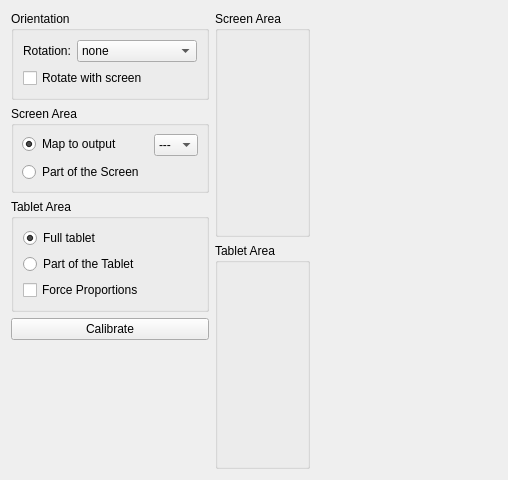
Before: the Qt Designer form src/kcmodule/padmapping.ui in KDE/wacomtablet, drawn with Qt 5.
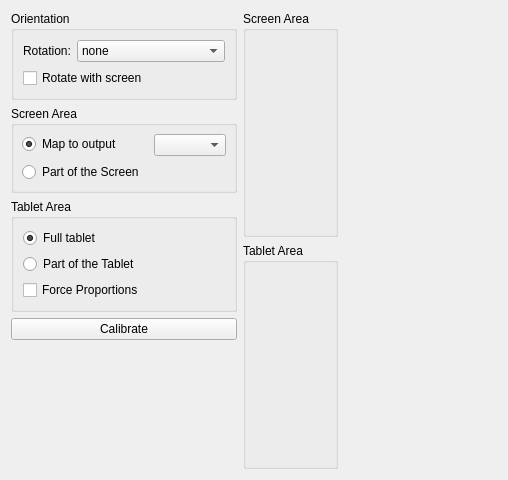
After: the same form once the commit is applied. Custom widgets are drawn as their Qt base class.

Commit message: add force proportions to the tablet area. Maps the screen area proportional onto the tablet area

Diff of the .ui file:
```diff
--- a/src/kcmodule/padmapping.ui
+++ b/src/kcmodule/padmapping.ui
@@ -108,11 +108,6 @@
           <property name="toolTip">
            <string>Select the XRandR display which will be used to map the tablet area on it.</string>
           </property>
-          <item>
-           <property name="text">
-            <string>---</string>
-           </property>
-          </item>
          </widget>
         </item>
         <item row="1" column="0">
```
The commit also changes 5 other files.
